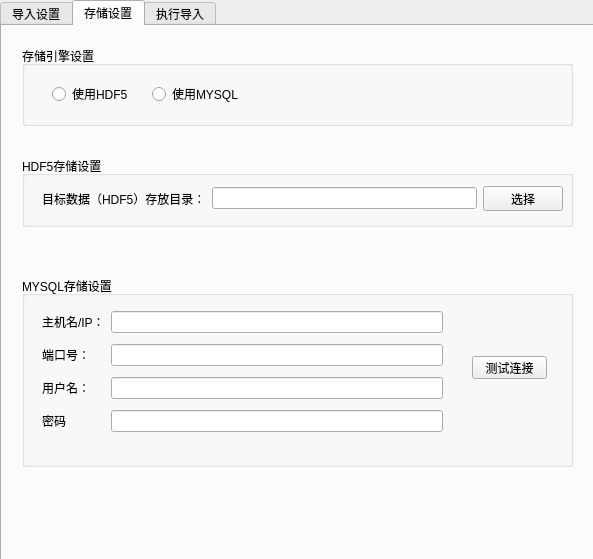
This is hikyuu/gui/data/MainWindow.ui in fasiondog/hikyuu as Qt 5 draws it before an edit. The edited form follows.
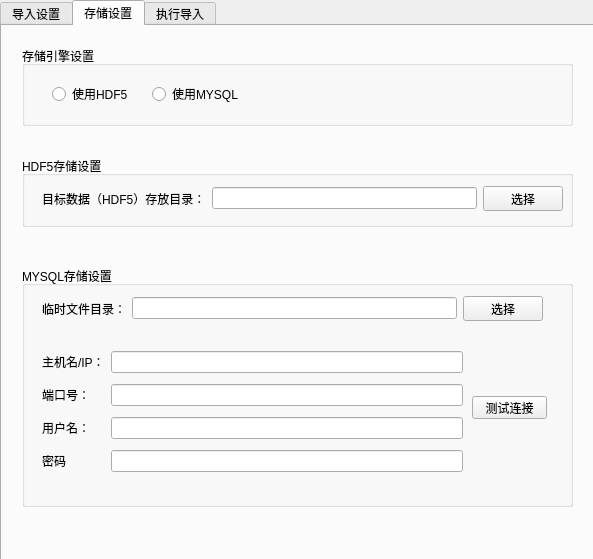
This is the edited form. The open tabs and pages were chosen to show the change.

Diff of the .ui file:
```diff
--- a/hikyuu/gui/data/MainWindow.ui
+++ b/hikyuu/gui/data/MainWindow.ui
@@ -372,9 +372,9 @@
       <property name="geometry">
        <rect>
         <x>20</x>
-        <y>250</y>
+        <y>240</y>
         <width>551</width>
-        <height>191</height>
+        <height>241</height>
        </rect>
       </property>
       <property name="title">
@@ -384,8 +384,8 @@
        <property name="geometry">
         <rect>
          <x>20</x>
-         <y>30</y>
-         <width>401</width>
+         <y>80</y>
+         <width>421</width>
          <height>131</height>
         </rect>
        </property>
@@ -436,7 +436,7 @@
        <property name="geometry">
         <rect>
          <x>450</x>
-         <y>80</y>
+         <y>130</y>
          <width>75</width>
          <height>23</height>
         </rect>
@@ -445,6 +445,35 @@
         <string>测试连接</string>
        </property>
       </widget>
+      <widget class="QWidget" name="">
+       <property name="geometry">
+        <rect>
+         <x>20</x>
+         <y>30</y>
+         <width>501</width>
+         <height>25</height>
+        </rect>
+       </property>
+       <layout class="QHBoxLayout" name="horizontalLayout_5">
+        <item>
+         <widget class="QLabel" name="label_20">
+          <property name="text">
+           <string>临时文件目录：</string>
+          </property>
+         </widget>
+        </item>
+        <item>
+         <widget class="QLineEdit" name="mysql_tmpdir_lineEdit"/>
+        </item>
+        <item>
+         <widget class="QPushButton" name="mysql_tmpdir_pushButton">
+          <property name="text">
+           <string>选择</string>
+          </property>
+         </widget>
+        </item>
+       </layout>
+      </widget>
      </widget>
      <widget class="QGroupBox" name="groupBox_3">
       <property name="geometry">
```
